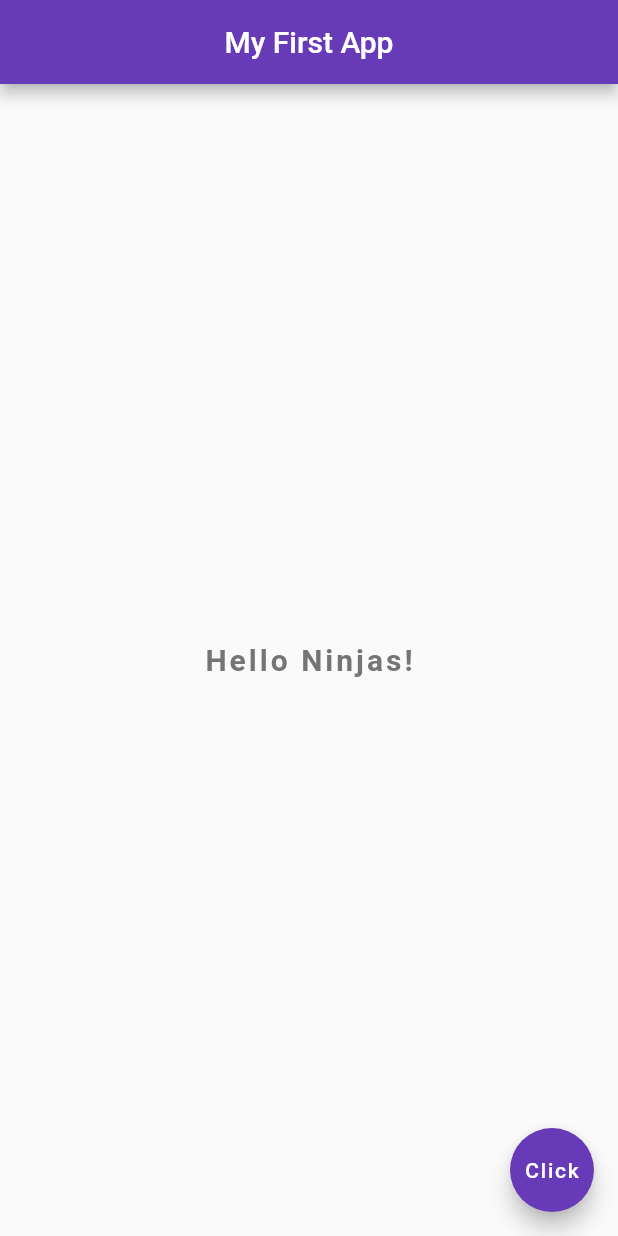
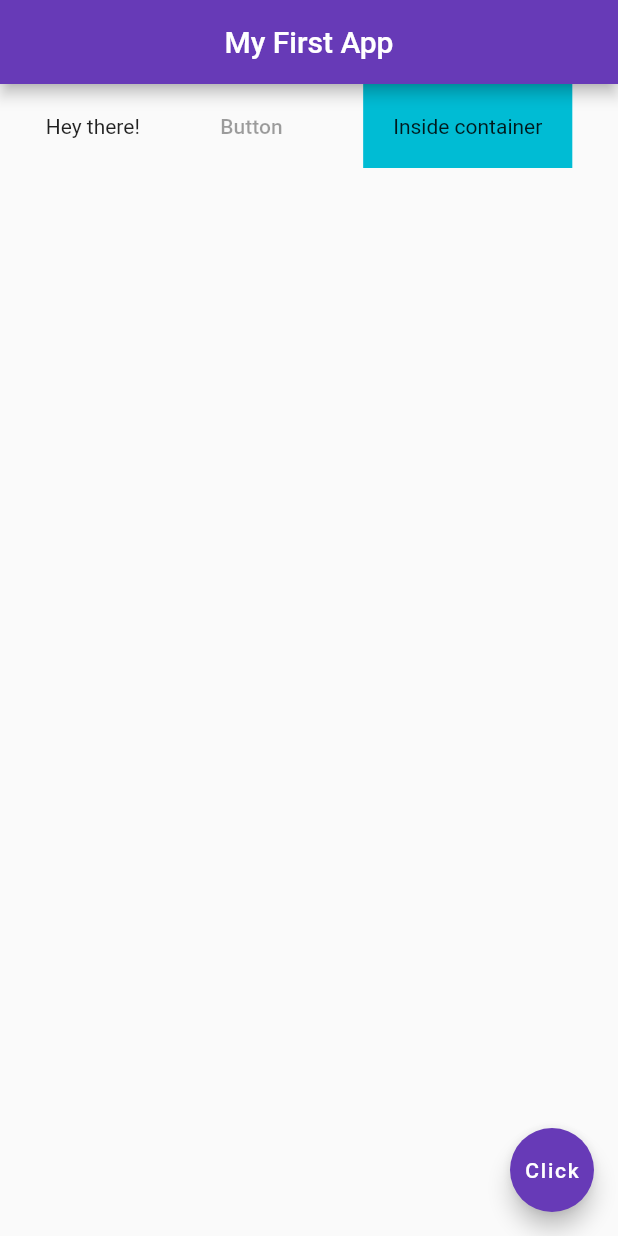
Before and after one commit to Aditya-76/Flutter-practice, a Flutter app: the screen it shows after launch, on a phone screen of 412 x 824 dp. Run offline on Flutter 3.47's test engine with Material 2 defaults, Android fonts, the phone set to English and light mode, and no system bars; Roboto replaces fonts that are missing (MagicFont).

Commit message:
Rows implementation

```diff
--- a/lib/main.dart
+++ b/lib/main.dart
@@ -15,17 +15,20 @@ class Home extends StatelessWidget {
         centerTitle: true,
         backgroundColor: Colors.deepPurple,
       ),
-      body: Center(
-        child: Text(
-          'Hello Ninjas!',
-          style: TextStyle(
-            fontSize: 20.0,
-            fontWeight: FontWeight.bold,
-            letterSpacing: 2.0,
-            color: Colors.grey[600],
-            fontFamily: 'MagicFont',
+      body: Row(
+        mainAxisAlignment: MainAxisAlignment.spaceEvenly,
+        children: <Widget>[
+          Text('Hey there!'),
+          FlatButton(
+            color: Colors.amberAccent,
+            child: Text('Button'),
           ),
-        ),
+          Container(
+            padding: EdgeInsets.all(20.0),
+            color: Colors.cyan,
+            child: Text('Inside container'),
+          )
+        ],
       ),
       floatingActionButton: FloatingActionButton(
         child: Text('Click'),
```
